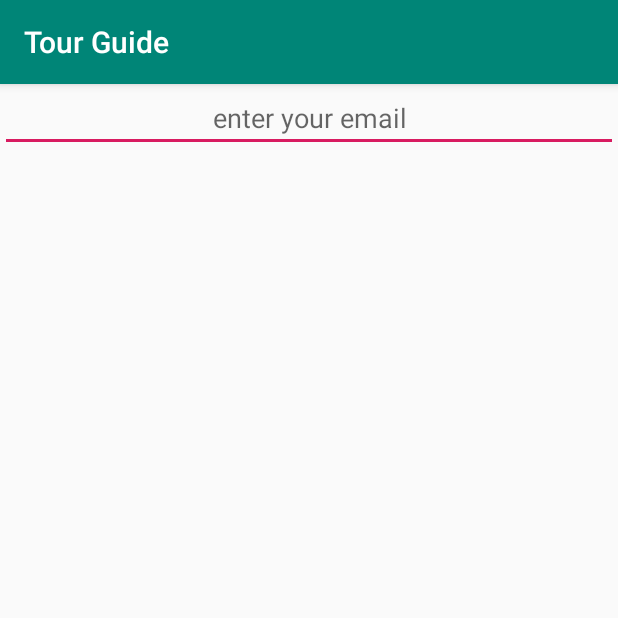
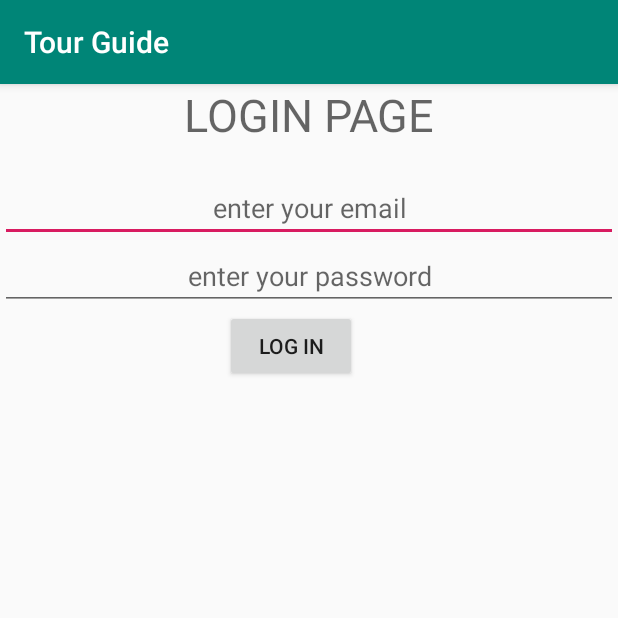
Before and after one commit to abhishek16a/TourGuide, an Android app: the screen it shows after launch (MainActivity), on a phone screen of 412 x 824 dp, the top half of it. Run offline under Robolectric (Android 15) with nearby library versions, the phone set to English and light mode, and no system bars.

Commit message:
added login form

```diff
--- a/app/src/main/res/layout/activity_main.xml
+++ b/app/src/main/res/layout/activity_main.xml
@@ -4,7 +4,15 @@
     xmlns:tools="http://schemas.android.com/tools"
     android:layout_width="match_parent"
     android:layout_height="match_parent"
+    android:orientation="vertical"
     tools:context=".MainActivity">
+
+    <TextView
+        android:layout_width="match_parent"
+        android:layout_height="60dp"
+        android:hint="LOGIN PAGE"
+        android:textAlignment="center"
+        android:textSize="30dp"/>
 
     <EditText
         android:layout_width="match_parent"
@@ -12,4 +20,17 @@
         android:hint="enter your email"
         android:textAlignment="center"/>
 
+    <EditText
+        android:layout_width="match_parent"
+        android:layout_height="wrap_content"
+        android:hint="enter your password"
+        android:textAlignment="center"/>
+
+    <Button
+        android:layout_width="wrap_content"
+        android:layout_height="wrap_content"
+        android:textAlignment="center"
+        android:text="LOG IN"
+        android:layout_marginLeft="150dp"/>
+
 </LinearLayout>
```
